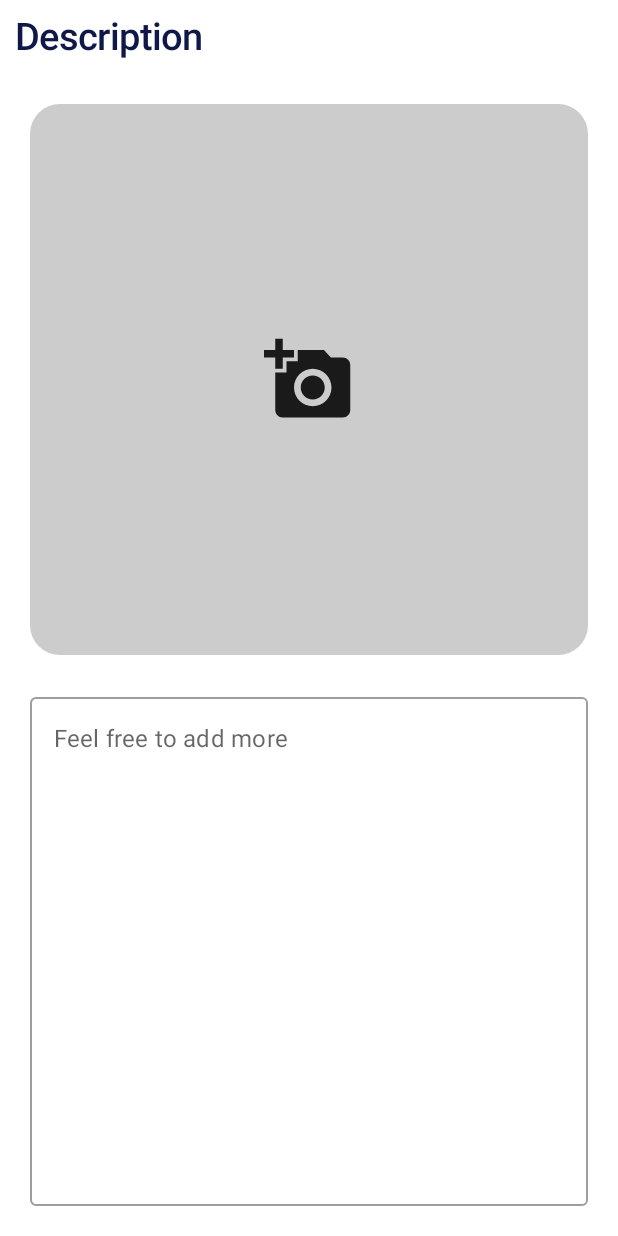
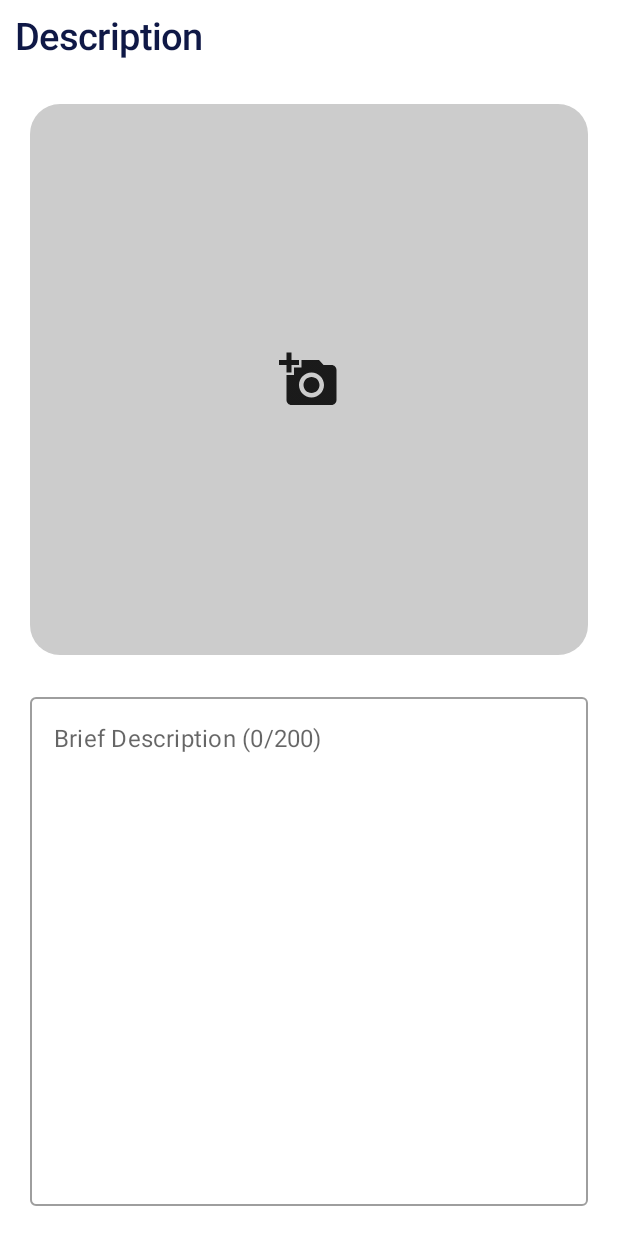
Before and after one commit to mhd5uhail/RateMyProperty, an Android app built with Jetpack Compose: the composable PictureDescForm shown on its own in the app's theme, on a phone screen of 412 x 824 dp. Run offline under Robolectric (Android 15) with nearby library versions, the phone set to English and light mode, and no system bars; our stand-ins replace Dagger/Hilt's generated code, accompanist; pictures from the network do not load.

Commit message:
Property description character count limit added, Property image removing button added

```diff
--- a/app/src/main/java/com/mhdsuhail/ratemyproperty/data/PropertyDescription.kt
+++ b/app/src/main/java/com/mhdsuhail/ratemyproperty/data/PropertyDescription.kt
@@ -8,4 +8,8 @@ data class PropertyDescription(
     @ColumnInfo(name = "id") val id: Int? = null,
     @ColumnInfo(name = "prop_uri") val prop_uri: String,
     @ColumnInfo(name = "text") val text: String
-)
+){
+    companion object{
+        const val lengthLimit = 200
+    }
+}
--- a/app/src/main/java/com/mhdsuhail/ratemyproperty/ui/addpropertyscreen/AddPropertyScreenEvents.kt
+++ b/app/src/main/java/com/mhdsuhail/ratemyproperty/ui/addpropertyscreen/AddPropertyScreenEvents.kt
@@ -11,4 +11,7 @@ sealed class AddPropertyScreenEvents{
     data class FeatureDismissed(val feature: Feature) : AddPropertyScreenEvents()
 
     data class ClickAddNewImage(val uri: Uri) : AddPropertyScreenEvents()
+
+    data class ClickRemoveImage(val uri: Uri) : AddPropertyScreenEvents()
+
 }
--- a/app/src/main/java/com/mhdsuhail/ratemyproperty/ui/addpropertyscreen/AddPropertyScreenViewModel.kt
+++ b/app/src/main/java/com/mhdsuhail/ratemyproperty/ui/addpropertyscreen/AddPropertyScreenViewModel.kt
@@ -90,6 +90,10 @@ class AddPropertyScreenViewModel @Inject constructor(
     fun onEvent(event: AddPropertyScreenEvents) {
 
         when (event) {
+
+            is AddPropertyScreenEvents.ClickRemoveImage -> {
+                selectedImageUri.value = null
+            }
 
             is AddPropertyScreenEvents.ClickAddNewImage -> {
                 selectedImageUri.value = event.uri
--- a/app/src/main/java/com/mhdsuhail/ratemyproperty/ui/addpropertyscreen/PictureDescForm.kt
+++ b/app/src/main/java/com/mhdsuhail/ratemyproperty/ui/addpropertyscreen/PictureDescForm.kt
@@ -20,6 +20,7 @@ import androidx.compose.ui.tooling.preview.Preview
 import androidx.compose.ui.unit.dp
 import coil.compose.AsyncImage
 import com.mhdsuhail.ratemyproperty.R
+import com.mhdsuhail.ratemyproperty.data.PropertyDescription
 import com.mhdsuhail.ratemyproperty.data.preview.PreviewPropertyRepository
 import com.mhdsuhail.ratemyproperty.data.preview.PreviewAssetRepository
 import com.mhdsuhail.ratemyproperty.ui.globalui.TitleText
@@ -70,55 +71,80 @@ fun PictureDescForm(modifier: Modifier = Modifier, viewModel: AddPropertyScreenV
                 Box(
                     modifier = Modifier
                         .weight(1f)
+                        .fillMaxSize()
                         .background(
                             color = Color.LightGray,
                             shape = imageShape
                         )
                 ) {
+
+                    if (viewModel.selectedImageUri.value != null) {
+                        AsyncImage(
+                            model = viewModel.selectedImageUri.value,
+                            contentDescription = "Property Image",
+                            contentScale = ContentScale.Crop,
+                            modifier = Modifier
+                                .fillMaxSize()
+                                .clip(shape = imageShape)
+                        )
                         IconButton(
+                            modifier = Modifier
+                                .size(60.dp)
+                                .align(Alignment.TopEnd),
+                            onClick = {
+                                // Get a picture from gallery or from camera
+                                viewModel.selectedImageUri.value?.let {
+                                    viewModel.onEvent(AddPropertyScreenEvents.ClickRemoveImage(it))
+                                }
+
+                            },
+                        ) {
+                            Icon(
+                                modifier = Modifier
+                                    .size(40.dp)
+                                    .align(Alignment.Center),
+                                painter = painterResource(id = R.drawable.remove_circle),
+                                contentDescription = "Remove photo"
+                            )
+                        }
+                    } else {
+
+                        IconButton(
+                            modifier = Modifier
+                                .size(80.dp)
+                                .align(Alignment.Center),
                             onClick = {
                                 // Get a picture from gallery or from camera
                                 singlePhotoPickerLauncher.launch(
                                     PickVisualMediaRequest(ActivityResultContracts.PickVisualMedia.ImageOnly)
                                 )
-                        }, modifier = Modifier
-                            .fillMaxSize()
-//                            .background(
-//                                color = Color.LightGray,
-//                                shape = RoundedCornerShape(40.dp)
-//                            )
+                            },
                         ) {
-                        if (viewModel.selectedImageUri.value == null) {
                             Icon(
-                                modifier = Modifier.align(Alignment.Center),
+                                modifier = Modifier
+                                    .size(40.dp)
+                                    .align(Alignment.Center),
                                 painter = painterResource(id = R.drawable.add_photo),
                                 contentDescription = "Add photo"
                             )
-                        } else {
-                            AsyncImage(
-                                modifier = Modifier
-                                    .align(Alignment.Center)
-                                    .clip(imageShape)
-                                    .fillMaxSize(),
-                                model = viewModel.selectedImageUri.value,
-                                contentDescription = "PropertyImage",
-                                contentScale = ContentScale.Crop
-                            )
                         }
+
                     }
                 }
                 Box(
                     modifier = Modifier
                         .weight(1f)
+                        .fillMaxSize()
                         .padding(top = 20.dp)
                 ) {
                     OutlinedTextField(
                         label = {
-                            Text(text = stringResource(id = R.string.description_prompt))
+                            Text(text = stringResource(id = R.string.description_prompt) + " (${description.value.length}/${PropertyDescription.lengthLimit})" )
                         },
                         modifier = Modifier.fillMaxSize(),
                         value = description.value,
                         onValueChange = {
+                            if(it.length <= PropertyDescription.lengthLimit)
                                 description.value = it
                         })
 
--- /dev/null
+++ b/app/src/main/res/drawable/remove_circle.xml
@@ -0,0 +1,5 @@
+<vector android:height="40dp" android:tint="#B5B5BE"
+    android:viewportHeight="24" android:viewportWidth="24"
+    android:width="40dp" xmlns:android="http://schemas.android.com/apk/res/android">
+    <path android:fillColor="@android:color/white" android:pathData="M12,2C6.48,2 2,6.48 2,12s4.48,10 10,10 10,-4.48 10,-10S17.52,2 12,2zM17,13L7,13v-2h10v2z"/>
+</vector>
--- a/app/src/main/res/values/strings.xml
+++ b/app/src/main/res/values/strings.xml
@@ -25,5 +25,5 @@
     <string name="description">Description</string>
     <string name="cancel">Cancel</string>
     <string name="addFeature">Add Feature</string>
-    <string name="description_prompt">Feel free to add more</string>
+    <string name="description_prompt">Brief Description</string>
 </resources>
```
Lines whose indentation alone changed are shown as unchanged.
